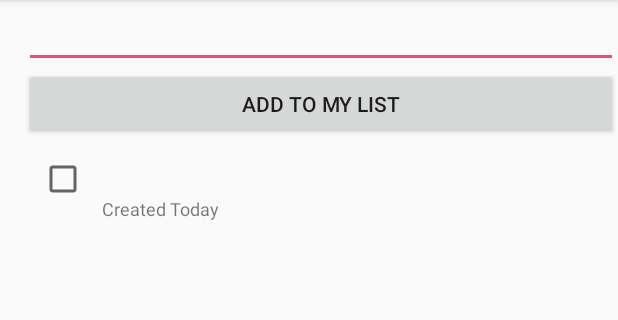
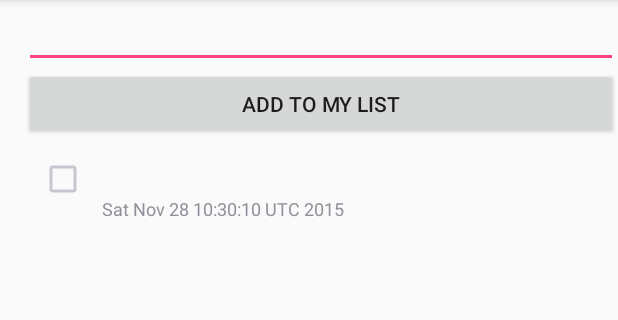
Before and after one commit to Memnarch1113/ToDo, an Android app: the screen it shows after launch (MainActivity), after a tap on "ADD TO MY LIST", on a phone screen of 412 x 824 dp, the part 84-404 px from its top. Run offline under Robolectric (Android 15) with nearby library versions, the phone set to English and light mode, and no system bars.

Commit message:
Added Database Support. Todos are not currently updated when they get checked as complete, so it does not get stored in the database

```diff
--- a/app/src/main/java/com/example/placido/todo/MainActivity.java
+++ b/app/src/main/java/com/example/placido/todo/MainActivity.java
@@ -1,19 +1,19 @@
 package com.example.placido.todo;
 
 import android.app.AlertDialog;
+import android.content.ContentValues;
 import android.content.DialogInterface;
+import android.database.Cursor;
+import android.database.sqlite.SQLiteDatabase;
 import android.os.Bundle;
 import android.support.v7.app.AppCompatActivity;
 import android.support.v7.widget.Toolbar;
-import android.util.Log;
-import android.view.View;
 import android.view.Menu;
 import android.view.MenuItem;
+import android.view.View;
 import android.widget.Button;
 import android.widget.EditText;
 import android.widget.ListView;
-
-import java.util.ArrayList;
 
 public class MainActivity extends AppCompatActivity implements View.OnClickListener, DialogInterface.OnClickListener {
 
@@ -22,7 +22,9 @@ public class MainActivity extends AppCompatActivity implements View.OnClickListe
     Button btn;
     ListView listView;
 
-    ArrayList<toDoItem> todoList; //data source
+    //ArrayList<toDoItem> todoList; //data source
+    private SQLiteDatabase db;
+
     ToDoListAdapter aa; //data bridge between arraylist (data source) and listview (control)
 
     String selectedmenu;
@@ -38,11 +40,24 @@ public class MainActivity extends AppCompatActivity implements View.OnClickListe
         btn = (Button)findViewById(R.id.button);
         listView = (ListView)findViewById(R.id.listView);
 
-       btn.setOnClickListener(this);
 
-        todoList = new ArrayList<>();
-        aa = new ToDoListAdapter(this, android.R.layout.simple_list_item_1, todoList);
+       // todoList = new ArrayList<>();
+       // aa = new ToDoListAdapter(this, android.R.layout.simple_list_item _1, todoList);
+
+        //Get a new databse helper, then start a new database (or find one that alrady exists)
+        ToDoItemsContract.todoDbHelper myDbHelper = new ToDoItemsContract(). new todoDbHelper(this.getBaseContext());
+        this.db = myDbHelper.getWritableDatabase();
+
+        //This cursor will collect all entries in the database
+        Cursor cursor = db.rawQuery("SELECT  * FROM " + ToDoItemsContract.TodoEntry.TABLE_NAME, null);
+
+        //Initialize the adapter, and give it the cursor with all of the entries from the database. Then assign it to the ListView
+        this.aa = new ToDoListAdapter(this.getBaseContext(),cursor,0);
         listView.setAdapter(aa); // sent an adapter to the control
+
+
+        btn.setOnClickListener(this);
+
 
     }
 
@@ -115,7 +130,28 @@ public class MainActivity extends AppCompatActivity implements View.OnClickListe
     //This method is called when the user presses the button to store a new item in the list
     private void addItem(toDoItem item){
         if(item != null){
-            this.todoList.add(item);
+            //Initialize a new item to be added to the database
+            ContentValues newItem = new ContentValues();
+            //Assign this new item the name passed from the EditText field
+            newItem.put(ToDoItemsContract.TodoEntry.COLUMN_TWO_NAME_TITLE, item.getName());
+            //Since Databases don't support boolean fields, if the todoitem is completed, pass in a 1, otherwise pass in a 0
+            if (item.isCompleted()){
+                newItem.put(ToDoItemsContract.TodoEntry.COLUMN_THREE_NAME_TITLE, 1);
+            }
+            else {
+                newItem.put(ToDoItemsContract.TodoEntry.COLUMN_THREE_NAME_TITLE, 0);
+            }
+            //Finally, pass in the date the todoItem was created
+            newItem.put(ToDoItemsContract.TodoEntry.COLUMN_FOUR_NAME_TITLE, item.getDateCreated());
+
+            //Last: insert the new item into the database
+            long newRowId = db.insert(ToDoItemsContract.TodoEntry.TABLE_NAME, ToDoItemsContract.TodoEntry.COLUMN_ONE_ENTRY_ID, newItem);
+
+            //Now: get a new cursor of all the items in the database, so that it includes the new one we just added
+            Cursor cursor = db.rawQuery("SELECT  * FROM " + ToDoItemsContract.TodoEntry.TABLE_NAME, null);
+            //Pass that new cursor to the adapter
+            aa.changeCursor(cursor);
+            //Tell the adapter to update the ListView with the new todoItem
             this.aa.notifyDataSetChanged(); //notifying array adapter that there are some changes
         }
     }
@@ -124,7 +160,7 @@ public class MainActivity extends AppCompatActivity implements View.OnClickListe
     public void onClick(DialogInterface arg0, int arg1){
        // if(selectedmenu == "Do something healthy") this.addItem(this.DoSomethingHealthy[order]);
     }
-
+/*
     public void toggleCompleted(int position){
         if (todoList.get(position).isCompleted()){
             todoList.get(position).setCompleted(false);
@@ -135,4 +171,5 @@ public class MainActivity extends AppCompatActivity implements View.OnClickListe
         this.aa.notifyDataSetChanged();
         Log.d("MyTag","TOGGLED");
     }
+    */
 }
--- /dev/null
+++ b/app/src/main/java/com/example/placido/todo/ToDoItemsContract.java
@@ -0,0 +1,54 @@
+package com.example.placido.todo;
+
+import android.content.Context;
+import android.database.sqlite.SQLiteDatabase;
+import android.database.sqlite.SQLiteOpenHelper;
+import android.provider.BaseColumns;
+
+/**
+ * Created by Gabe on 11/24/2015.
+ * This class contains all of the names of the columns, tables, etc of the database. Whenever you work with the database, you should refer back to here.
+ */
+public class ToDoItemsContract {
+    public static abstract class TodoEntry implements BaseColumns {
+        public static final String TABLE_NAME = "entry";
+        //These are the different columns that store all of the data of each todoitem.
+        public static final String COLUMN_ONE_ENTRY_ID = "nameid";
+        public static final String COLUMN_TWO_NAME_TITLE = "name";
+        public static final String COLUMN_THREE_NAME_TITLE = "isComplete";
+        public static final String COLUMN_FOUR_NAME_TITLE = "date";
+    }
+    //These define the different pieces of SQLite text that need to be sent to set up a database, initialize it, query it, etc
+    private static final String TEXT_TYPE = " TEXT";
+    private static final String INT_TYPE = " INTEGER";
+    private static final String COMMA_SEP = ",";
+    private static final String SQL_CREATE_ENTRIES =
+            "CREATE TABLE " + TodoEntry.TABLE_NAME + " (" +
+                    TodoEntry._ID + " INTEGER PRIMARY KEY," +
+                    TodoEntry.COLUMN_ONE_ENTRY_ID + TEXT_TYPE + COMMA_SEP +
+                    TodoEntry.COLUMN_TWO_NAME_TITLE + TEXT_TYPE + COMMA_SEP +
+                    TodoEntry.COLUMN_THREE_NAME_TITLE + INT_TYPE + COMMA_SEP +
+                    TodoEntry.COLUMN_FOUR_NAME_TITLE + TEXT_TYPE +
+                    " )";
+    public static String SQL_DELETE_ENTRIES = "DROP TABLE IF EXISTS " + TodoEntry.TABLE_NAME;
+
+    public class todoDbHelper extends SQLiteOpenHelper {
+        public static final int DATABASE_VERSION = 1;
+        public static final String DATABSE_NAME = "TodoReader.db";
+
+        public todoDbHelper(Context context){
+            super(context, DATABSE_NAME, null, DATABASE_VERSION);
+        }
+
+        @Override
+        public void onCreate(SQLiteDatabase db) {
+            db.execSQL(SQL_CREATE_ENTRIES);
+        }
+
+        @Override
+        public void onUpgrade(SQLiteDatabase db, int oldVersion, int newVersion) {
+            db.execSQL(SQL_DELETE_ENTRIES);
+            onCreate(db);
+        }
+    }
+}
--- a/app/src/main/java/com/example/placido/todo/ToDoListAdapter.java
+++ b/app/src/main/java/com/example/placido/todo/ToDoListAdapter.java
@@ -1,16 +1,13 @@
 package com.example.placido.todo;
 
 import android.content.Context;
-import android.graphics.Paint;
+import android.database.Cursor;
 import android.view.LayoutInflater;
 import android.view.View;
 import android.view.ViewGroup;
-import android.widget.ArrayAdapter;
 import android.widget.CheckBox;
-import android.widget.LinearLayout;
+import android.widget.CursorAdapter;
 import android.widget.TextView;
-
-import java.util.List;
 
 /**
  * Created by Gabe on 10/29/2015.
@@ -18,13 +15,46 @@ import java.util.List;
  * to the ListView as a view so that it can be displayed in the activity.
  * I don't completely understand alllll of the code (mostly the constructors) since I got it from a website
  */
-public class ToDoListAdapter extends ArrayAdapter<toDoItem> {
+public class ToDoListAdapter extends CursorAdapter {
 
-    private Context context;
-    public ToDoListAdapter(Context context, int resource, List<toDoItem> items) {
-        super(context, resource, items);
-        this.context = context;
+    public ToDoListAdapter(Context context, Cursor cursor, int flags){
+        super(context, cursor, 0);
     }
+
+    //This inflates a new view and returns it (it doesn't store any values from the database yet)
+    @Override
+    public View newView(Context context, Cursor cursor, ViewGroup parent){
+        return LayoutInflater.from(context).inflate(R.layout.task_row,parent,false);
+    }
+
+    // The bindView method is used to bind all data to a given view
+    // such as setting the text on a TextView.
+    @Override
+    public void bindView(View view, Context context, Cursor cursor) {
+
+        //Get the elements from the layout for the ListView row (the layout task_row)
+        TextView nameView = (TextView) view.findViewById(R.id.toDoName);
+        TextView dateView = (TextView) view.findViewById(R.id.dateAdded);
+        CheckBox completeBox = (CheckBox) view.findViewById(R.id.checkbox);
+
+        //Get the values for each element from the cursor
+        String name = cursor.getString(cursor.getColumnIndexOrThrow("name"));
+        String date = cursor.getString(cursor.getColumnIndexOrThrow("date"));
+        int isComplete = cursor.getInt(cursor.getColumnIndexOrThrow("isComplete"));
+
+        //Set the elements in the UI to reflect these fetched values
+        nameView.setText(name);
+        dateView.setText(date);
+        if (isComplete == 0){
+            completeBox.setChecked(false);
+        }
+        else {
+            completeBox.setChecked(true);
+        }
+    }
+
+/*
+        THIS IS OLD CODE FROM THE OLD VERSION OF THE TODOLISTADAPTER
 
     @Override
     //THIS IS THE IMPORTANT METHOD, that does all of the work to give the ListView what it needs to display
@@ -69,7 +99,6 @@ public class ToDoListAdapter extends ArrayAdapter<toDoItem> {
                 //When you're done with that, make a listener for the checkbox, that will wait until user clicks on it,
                 //when they do make the text struckthrough or not, depending on whether or not the
                 //checkbox is now checked or clear
-                //TODO: When you click a checkbox -> text gets struck through. The next item you add to the list will also be struck through for some reason
                 completeBox.setOnClickListener(new View.OnClickListener() {
                     @Override
                     public void onClick(View v) {
@@ -98,4 +127,5 @@ public class ToDoListAdapter extends ArrayAdapter<toDoItem> {
 
         return v;//Then after populating the layout, the adapter returns the view to the ListView, which adds it as a row it displays.
     }
+    */
 }
--- a/app/src/main/java/com/example/placido/todo/toDoItem.java
+++ b/app/src/main/java/com/example/placido/todo/toDoItem.java
@@ -1,7 +1,7 @@
 package com.example.placido.todo;
 
 
-import java.util.Calendar;
+import java.util.Date;
 
 /**
  * Created by Gabe on 10/24/2015.
@@ -20,7 +20,7 @@ public class toDoItem {
     private boolean completed;
     public toDoItem (String name) {
         this.name = name;
-        this.dateCreated = "Created Today";
+        this.dateCreated = new Date().toString();
         this.completed = false;
 
     }
```
